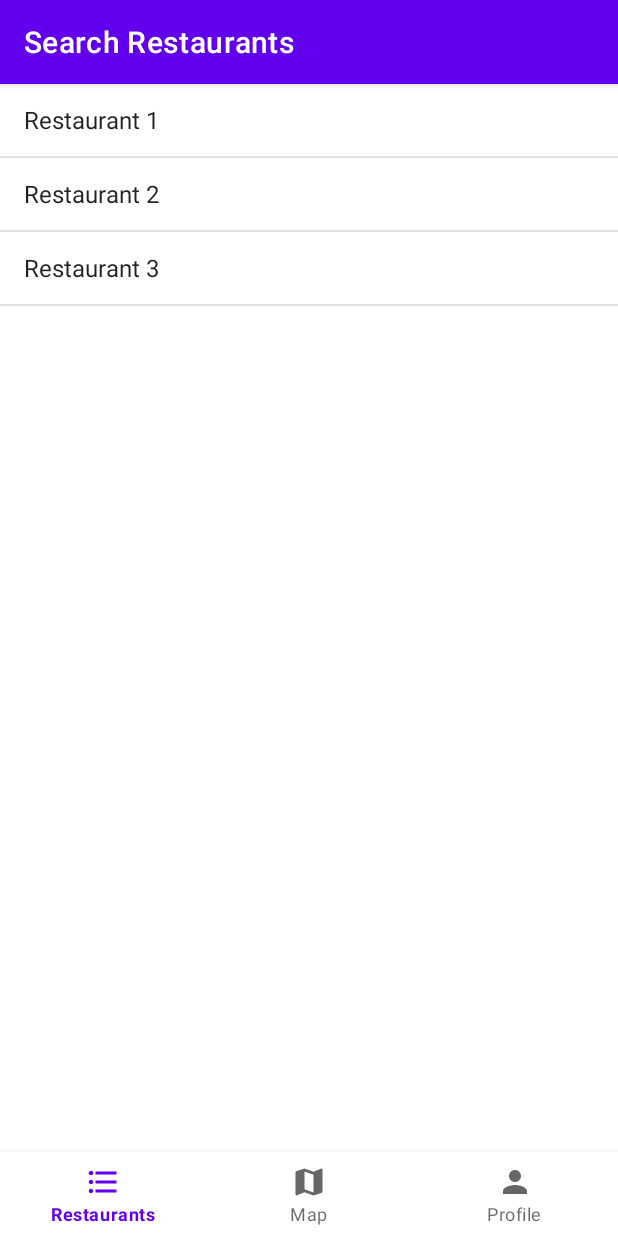
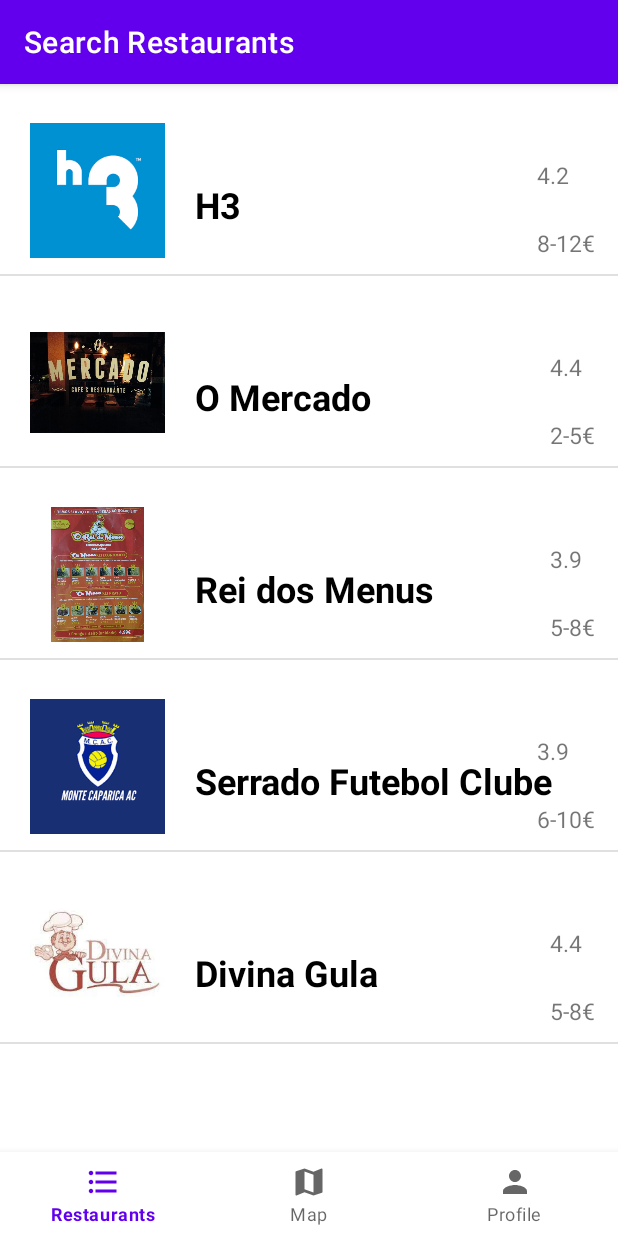
Before and after one commit to PedromDimas/IPM, an Android app: the ListRestaurantsFragment screen opened directly, with no data from a screen before it, on a phone screen of 412 x 824 dp. Run offline under Robolectric (Android 15) with nearby library versions, the phone set to English and light mode, and no system bars; our stand-ins replace navigation-ui.

Commit message:
Completed the restaurant list, not very pretty tho

```diff
--- a/app/src/main/java/pt/unl/fct/ListRestaurantsFragment.java
+++ b/app/src/main/java/pt/unl/fct/ListRestaurantsFragment.java
@@ -8,6 +8,7 @@
 import android.view.View;
 import android.view.ViewGroup;
 import android.widget.Adapter;
+import android.widget.AdapterView;
 import android.widget.ArrayAdapter;
 import android.widget.ListAdapter;
 import android.widget.ListView;
@@ -15,6 +16,7 @@
 import java.util.ArrayList;
 
 import pt.unl.fct.data.model.Restaurant;
+import pt.unl.fct.data.model.RestaurantList;
 import pt.unl.fct.data.model.RestaurantListAdapter;
 
 /**
@@ -72,32 +74,22 @@
 
         ListView lv = (ListView) view.findViewById(R.id.listview);
 
-        //HARDCODED
-        /*ArrayList<Restaurant> list = new ArrayList<>();
-        Restaurant r1 = new Restaurant(01,"name01","10/10","1$",38.736946, -9.142685);
-        Restaurant r2 = new Restaurant(01,"name02","10/10","1$",38.3947, -9.0420);
-        Restaurant r3 = new Restaurant(01,"name03","10/10","1$",38.676525, -9.165105);
+        //Hardcoded list of restaurant
+        RestaurantList restaurantList = new RestaurantList();
 
-        list.add(r1);
-        list.add(r2);
-        list.add(r3);*/
+        //Initializing the list adapter and affecting it to the view
+        ArrayAdapter<Restaurant> restaurantListAdapter = new RestaurantListAdapter(getActivity(), (ArrayList<Restaurant>) restaurantList.getRestaurantList());
+        ListAdapter adapter = restaurantListAdapter;
+        lv.setAdapter(adapter);
 
-        String[] items = {
-                "Restaurant 1",
-                "Restaurant 2",
-                "Restaurant 3"
-        };
+        //Managing the clicking action
+        lv.setClickable(true);
+        lv.setOnItemClickListener(new AdapterView.OnItemClickListener() {
+            @Override
+            public void onItemClick(AdapterView<?> adapterView, View view, int i, long l) {
 
-        ArrayAdapter<String> list = new ArrayAdapter<String>(
-                getActivity(),
-                android.R.layout.simple_list_item_1,
-                items
-        );
-
-
-        ListAdapter adapter = list;
-
-        lv.setAdapter(adapter);
+            }
+        });
 
         return view;
     }
--- /dev/null
+++ b/app/src/main/java/pt/unl/fct/data/model/RestaurantList.java
@@ -0,0 +1,23 @@
+package pt.unl.fct.data.model;
+
+import java.util.ArrayList;
+import java.util.List;
+
+import pt.unl.fct.R;
+
+public class RestaurantList {
+    List<Restaurant> restaurantList;
+
+    public RestaurantList(){
+        restaurantList = new ArrayList<>();
+        restaurantList.add(new Restaurant(R.drawable.h3, "H3", "4.2", "8-12€", 38.6600191, -9.175006));
+        restaurantList.add(new Restaurant(R.drawable.o_mercado,"O Mercado", "4.4", "2-5€", 38.6447408, -9.2373925));
+        restaurantList.add(new Restaurant(R.drawable.rei_dos_menus,"Rei dos Menus", "3.9", "5-8€", 38.6593595, -9.201281));
+        restaurantList.add(new Restaurant(R.drawable.serrado_futebol_clube,"Serrado Futebol Clube", "3.9", "6-10€", 38.6593268,-9.199704));
+        restaurantList.add(new Restaurant(R.drawable.divina_gula,"Divina Gula", "4.4", "5-8€", 38.6592273,-9.1998533));
+    }
+
+    public List<Restaurant> getRestaurantList() {
+        return restaurantList;
+    }
+}
--- a/app/src/main/java/pt/unl/fct/data/model/RestaurantListAdapter.java
+++ b/app/src/main/java/pt/unl/fct/data/model/RestaurantListAdapter.java
@@ -9,15 +9,18 @@
 import android.widget.TextView;
 import androidx.annotation.NonNull;
 import androidx.annotation.Nullable;
+import androidx.fragment.app.FragmentActivity;
+
 import java.util.ArrayList;
+import java.util.List;
 
 import pt.unl.fct.R;
 
-public class RestaurantListAdapter extends ArrayAdapter {
+public class RestaurantListAdapter extends ArrayAdapter<Restaurant> {
 
-    public RestaurantListAdapter(Context context, ArrayList<Restaurant> userArrayList){
+    public RestaurantListAdapter(FragmentActivity activity, ArrayList<Restaurant> userArrayList){
 
-        super(context,R.layout.list_item_restaurant,userArrayList);
+        super(activity,R.layout.list_item_restaurant,userArrayList);
 
     }
 
@@ -40,7 +43,6 @@
         restaurantRating.setText(restaurant.restaurantRating);
         restaurantPrice.setText(restaurant.restaurantPrice);
 
-//        return convertView;
-        return super.getView(position, convertView, parent);
+        return convertView;
     }
 }
```
Also changed, not shown: app/src/main/res/drawable/divina_gula.jpg (added), app/src/main/res/drawable/h3.png (added), app/src/main/res/drawable/o_mercado.jpg (added), app/src/main/res/drawable/rei_dos_menus.jpg (added), app/src/main/res/drawable/serrado_futebol_clube.png (added).
